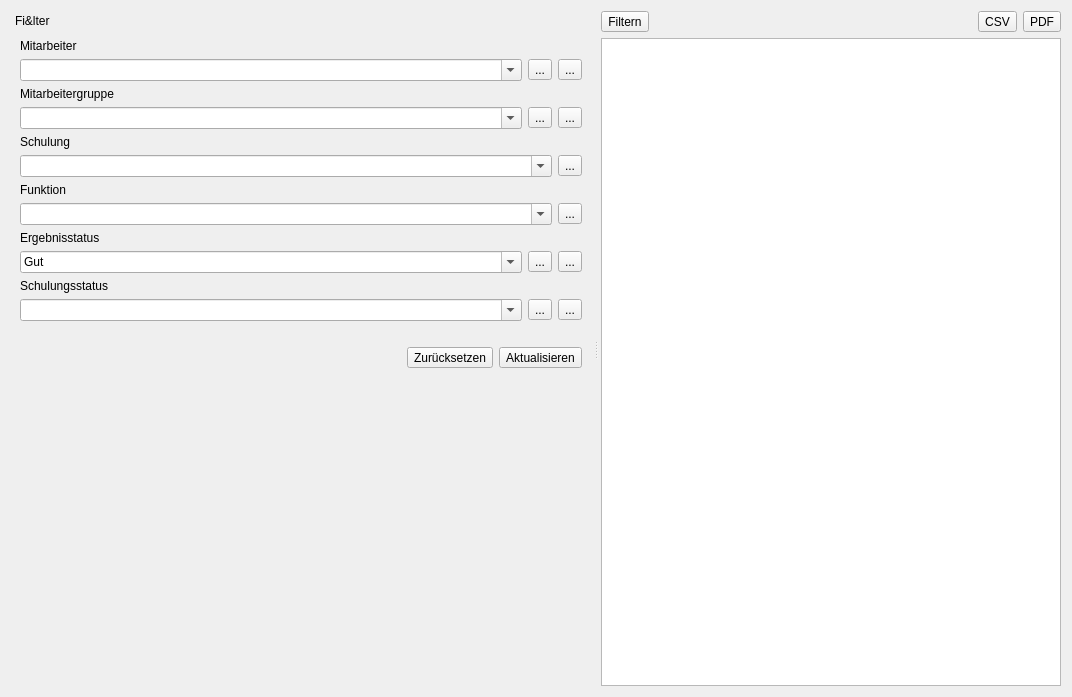
Christian-Kr/QualificationMatrix, file ui/qmqualiresultwidget.ui: the form before one commit.
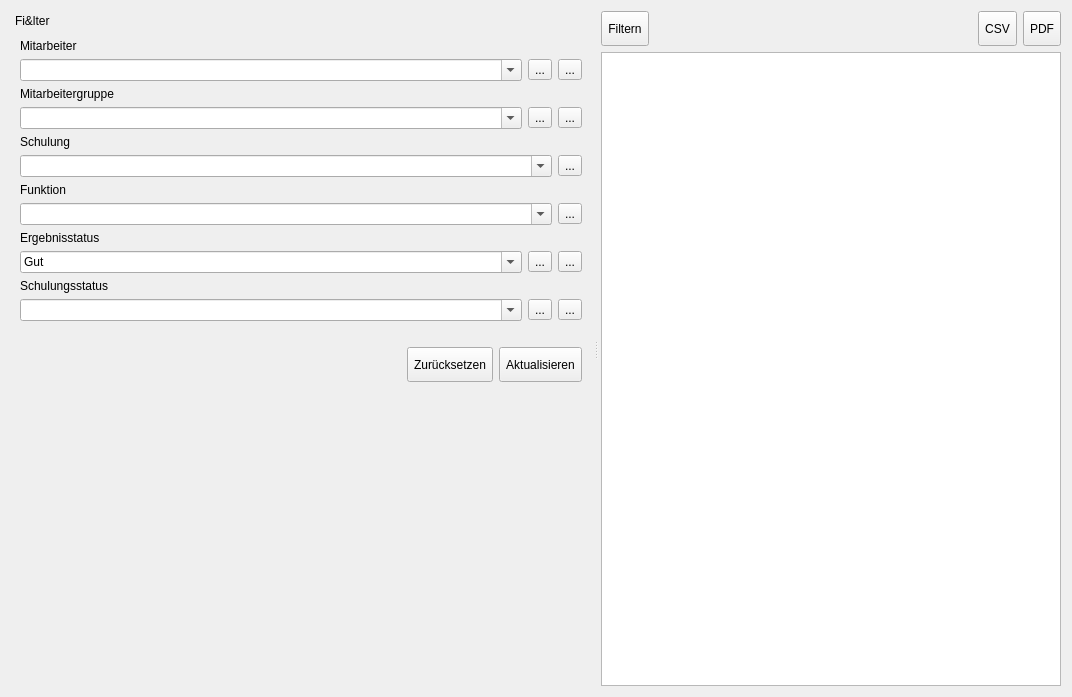
The form after the commit. Icons and pictures are not drawn.

Commit message: Change button height to minimum of 30

```diff
--- a/ui/qmqualiresultwidget.ui
+++ b/ui/qmqualiresultwidget.ui
@@ -474,6 +474,12 @@
           </item>
           <item>
            <widget class="QToolButton" name="tbFilterReset">
+            <property name="minimumSize">
+             <size>
+              <width>0</width>
+              <height>35</height>
+             </size>
+            </property>
             <property name="text">
              <string>Zurücksetzen</string>
             </property>
@@ -494,6 +500,12 @@
           </item>
           <item>
            <widget class="QToolButton" name="tbUpdate">
+            <property name="minimumSize">
+             <size>
+              <width>0</width>
+              <height>35</height>
+             </size>
+            </property>
             <property name="text">
              <string>Aktualisieren</string>
             </property>
@@ -536,6 +548,12 @@
         <layout class="QHBoxLayout" name="horizontalLayout_3">
          <item>
           <widget class="QToolButton" name="tbFilterVisible">
+           <property name="minimumSize">
+            <size>
+             <width>0</width>
+             <height>35</height>
+            </size>
+           </property>
            <property name="text">
             <string>Filtern</string>
            </property>
@@ -569,6 +587,12 @@
          </item>
          <item>
           <widget class="QToolButton" name="tbSaveToCsv">
+           <property name="minimumSize">
+            <size>
+             <width>0</width>
+             <height>35</height>
+            </size>
+           </property>
            <property name="text">
             <string>CSV</string>
            </property>
@@ -589,6 +613,12 @@
          </item>
          <item>
           <widget class="QToolButton" name="tbSaveToPDF">
+           <property name="minimumSize">
+            <size>
+             <width>0</width>
+             <height>35</height>
+            </size>
+           </property>
            <property name="text">
             <string>PDF</string>
            </property>
```
The commit also changes 2 other files.
